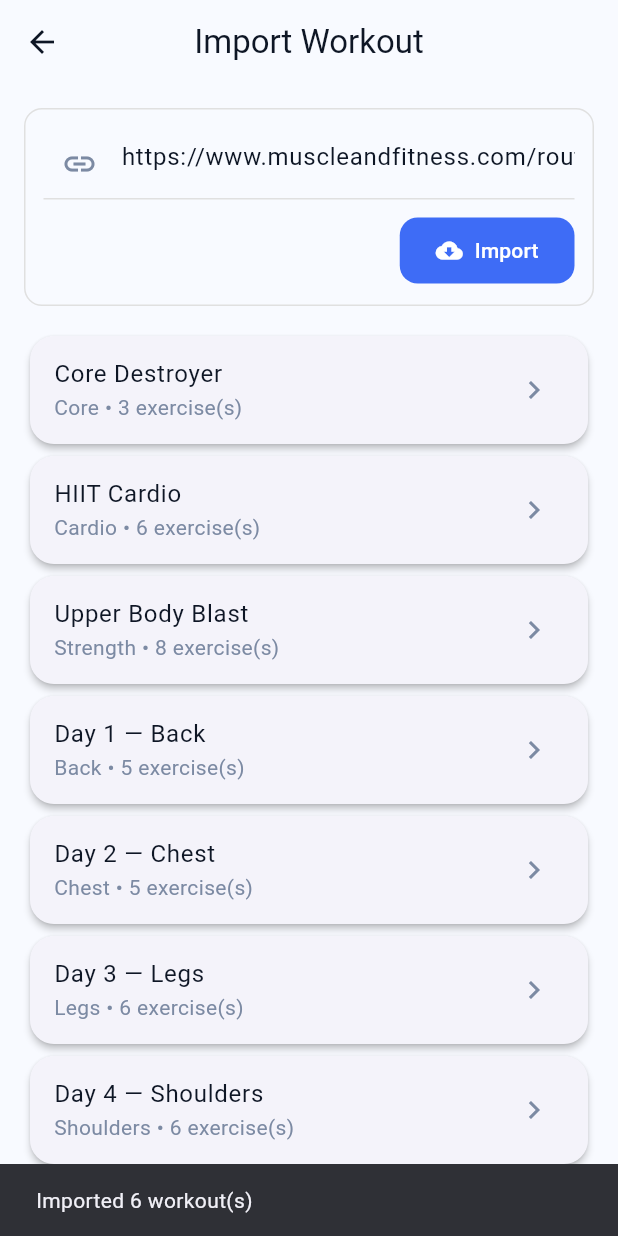
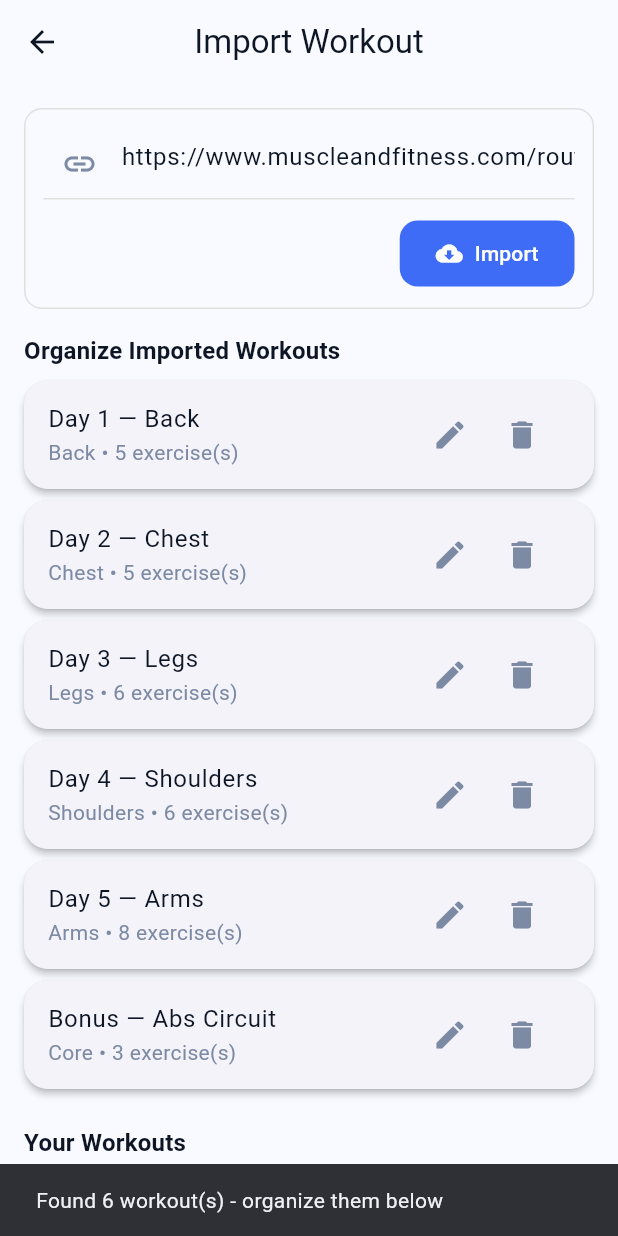
Before and after one commit to Davidam197/fitflow-fitness-app, a Flutter app: the ImportWorkoutScreen screen opened by its route, after a tap on "Import", on a phone screen of 412 x 824 dp. Run offline on Flutter 3.47's test engine with Material 3 defaults, Android fonts, the phone set to English and light mode, and no system bars; our stand-ins replace hive, hive_flutter; accounts and stored records are empty; network calls fail.

Commit message:
Add workout organization functionality to import screen
- Add ability to organize imported workouts into groups with custom names
- Create organization dialog with name, group, and category selection
- Add separate sections for imported workouts and existing workouts
- Include edit and delete actions for imported workouts
- Add public scrapeWorkouts method to WebScrapingService
- Improve UI with better section headers and organization
- Allow users to customize workout names and assign to groups
- Enhanced user experience for managing imported workout content

Users can now organize their imported workouts before adding them to their library!

```diff
--- a/lib/screens/import_workout_screen.dart
+++ b/lib/screens/import_workout_screen.dart
@@ -1,7 +1,9 @@
 import 'package:flutter/material.dart';
 import 'package:provider/provider.dart';
+
 import '../providers/workout_provider.dart';
 import '../services/web_scraping_service.dart';
+import '../models/workout.dart';
 
 class ImportWorkoutScreen extends StatefulWidget {
   static const route = '/import-workout';
@@ -18,6 +20,7 @@ class _ImportWorkoutScreenState extends State<ImportWorkoutScreen> {
         'https://www.muscleandfitness.com/routine/workouts/workout-routines/chris-hemsworths-god-thor-workout/',
   );
   bool _importing = false;
+  List<Workout> _importedWorkouts = [];
 
   @override
   void dispose() {
@@ -25,8 +28,7 @@ class _ImportWorkoutScreenState extends State<ImportWorkoutScreen> {
     super.dispose();
   }
 
-  Future<void> _import() async {
-    final prov = context.read<WorkoutProvider>();
+  Future<void> _runImport() async {
     final url = _urlCtrl.text.trim();
     if (url.isEmpty) {
       ScaffoldMessenger.of(context).showSnackBar(
@@ -37,13 +39,15 @@ class _ImportWorkoutScreenState extends State<ImportWorkoutScreen> {
 
     setState(() => _importing = true);
     try {
-      final count = await WebScrapingService.importAndSave(
-        provider: prov,
-        url: url,
-      );
+      final workouts = await WebScrapingService.scrapeWorkouts(url);
       if (!mounted) return;
+
+      setState(() {
+        _importedWorkouts = workouts;
+      });
+
       ScaffoldMessenger.of(context).showSnackBar(
-        SnackBar(content: Text('Imported $count workout(s)')),
+        SnackBar(content: Text('Found ${workouts.length} workout(s) - organize them below')),
       );
     } catch (e) {
       if (!mounted) return;
@@ -52,6 +56,106 @@ class _ImportWorkoutScreenState extends State<ImportWorkoutScreen> {
       );
     } finally {
       if (mounted) setState(() => _importing = false);
+    }
+  }
+
+  Future<void> _organizeWorkout(Workout workout) async {
+    final nameController = TextEditingController(text: workout.name);
+    final groupController = TextEditingController();
+    String selectedCategory = workout.category;
+
+    final result = await showDialog<Map<String, String>>(
+      context: context,
+      builder: (context) => AlertDialog(
+        title: const Text('Organize Workout'),
+        content: SizedBox(
+          width: 300,
+          child: Column(
+            mainAxisSize: MainAxisSize.min,
+            children: [
+              TextField(
+                controller: nameController,
+                decoration: const InputDecoration(
+                  labelText: 'Workout Name',
+                  border: OutlineInputBorder(),
+                ),
+              ),
+              const SizedBox(height: 16),
+              TextField(
+                controller: groupController,
+                decoration: const InputDecoration(
+                  labelText: 'Group (e.g., "Upper Body", "Cardio", "Strength")',
+                  border: OutlineInputBorder(),
+                ),
+              ),
+              const SizedBox(height: 16),
+              DropdownButtonFormField<String>(
+                value: selectedCategory,
+                decoration: const InputDecoration(
+                  labelText: 'Category',
+                  border: OutlineInputBorder(),
+                ),
+                items: const [
+                  DropdownMenuItem(value: 'Strength', child: Text('Strength')),
+                  DropdownMenuItem(value: 'Cardio', child: Text('Cardio')),
+                  DropdownMenuItem(value: 'Flexibility', child: Text('Flexibility')),
+                  DropdownMenuItem(value: 'HIIT', child: Text('HIIT')),
+                  DropdownMenuItem(value: 'Core', child: Text('Core')),
+                  DropdownMenuItem(value: 'Upper Body', child: Text('Upper Body')),
+                  DropdownMenuItem(value: 'Lower Body', child: Text('Lower Body')),
+                  DropdownMenuItem(value: 'Full Body', child: Text('Full Body')),
+                ],
+                onChanged: (value) {
+                  if (value != null) {
+                    selectedCategory = value;
+                  }
+                },
+              ),
+            ],
+          ),
+        ),
+        actions: [
+          TextButton(
+            onPressed: () => Navigator.pop(context),
+            child: const Text('Cancel'),
+          ),
+          FilledButton(
+            onPressed: () {
+              Navigator.pop(context, {
+                'name': nameController.text.trim(),
+                'group': groupController.text.trim(),
+                'category': selectedCategory,
+              });
+            },
+            child: const Text('Save'),
+          ),
+        ],
+      ),
+    );
+
+    if (result != null) {
+      final prov = context.read<WorkoutProvider>();
+      final organizedWorkout = Workout(
+        id: workout.id,
+        name: result['name']!,
+        category: result['category']!,
+        description: '${workout.description}${result['group']!.isNotEmpty ? ' | Group: ${result['group']}' : ''}',
+        durationMinutes: workout.durationMinutes,
+        difficulty: workout.difficulty,
+        exercises: workout.exercises,
+      );
+
+      await prov.importWorkouts([organizedWorkout]);
+
+      setState(() {
+        _importedWorkouts.removeWhere((w) => w.id == workout.id);
+      });
+
+      if (mounted) {
+        ScaffoldMessenger.of(context).showSnackBar(
+          const SnackBar(content: Text('Workout organized and saved!')),
+        );
+      }
     }
   }
 
@@ -64,7 +168,7 @@ class _ImportWorkoutScreenState extends State<ImportWorkoutScreen> {
       body: ListView(
         padding: const EdgeInsets.all(16),
         children: [
-          // URL input + button
+          // URL input section
           Container(
             padding: const EdgeInsets.all(12),
             decoration: BoxDecoration(
@@ -82,11 +186,11 @@ class _ImportWorkoutScreenState extends State<ImportWorkoutScreen> {
                     prefixIcon: Icon(Icons.link),
                   ),
                 ),
-                const SizedBox(height: 10),
+                const SizedBox(height: 12),
                 Align(
                   alignment: Alignment.centerRight,
                   child: FilledButton.icon(
-                    onPressed: _importing ? null : _import,
+                    onPressed: _importing ? null : _runImport,
                     icon: const Icon(Icons.cloud_download),
                     label: Text(_importing ? 'Importing…' : 'Import'),
                   ),
@@ -96,27 +200,78 @@ class _ImportWorkoutScreenState extends State<ImportWorkoutScreen> {
           ),
           const SizedBox(height: 16),
 
-          // Existing workouts list (so you can see results immediately)
-          if (workouts.isEmpty)
+          // Imported workouts section (for organization)
+          if (_importedWorkouts.isNotEmpty) ...[
+            Text(
+              'Organize Imported Workouts',
+              style: Theme.of(context).textTheme.titleMedium?.copyWith(
+                fontWeight: FontWeight.bold,
+              ),
+            ),
+            const SizedBox(height: 8),
+            ..._importedWorkouts.map(
+              (workout) => Card(
+                margin: const EdgeInsets.only(bottom: 8),
+                child: ListTile(
+                  title: Text(workout.name),
+                  subtitle: Text('${workout.category} • ${workout.exercises.length} exercise(s)'),
+                  trailing: Row(
+                    mainAxisSize: MainAxisSize.min,
+                    children: [
+                      IconButton(
+                        icon: const Icon(Icons.edit),
+                        onPressed: () => _organizeWorkout(workout),
+                        tooltip: 'Organize',
+                      ),
+                      IconButton(
+                        icon: const Icon(Icons.delete),
+                        onPressed: () {
+                          setState(() {
+                            _importedWorkouts.removeWhere((w) => w.id == workout.id);
+                          });
+                        },
+                        tooltip: 'Remove',
+                      ),
+                    ],
+                  ),
+                ),
+              ),
+            ),
+            const SizedBox(height: 16),
+          ],
+
+          // Existing workouts section
+          if (workouts.isNotEmpty) ...[
+            Text(
+              'Your Workouts',
+              style: Theme.of(context).textTheme.titleMedium?.copyWith(
+                fontWeight: FontWeight.bold,
+              ),
+            ),
+            const SizedBox(height: 8),
+            ...workouts.map(
+              (w) => Card(
+                margin: const EdgeInsets.only(bottom: 8),
+                child: ListTile(
+                  title: Text(w.name),
+                  subtitle: Text('${w.category} • ${w.exercises.length} exercise(s)'),
+                  trailing: const Icon(Icons.chevron_right),
+                  onTap: () {
+                    // Hook up your workout detail route here if desired.
+                    // Navigator.pushNamed(context, WorkoutDetailScreen.route, arguments: w.id);
+                  },
+                ),
+              ),
+            ),
+          ],
+
+          // Empty state
+          if (workouts.isEmpty && _importedWorkouts.isEmpty)
             const Padding(
               padding: EdgeInsets.all(24),
               child: Text(
                 'No workouts yet.\nPaste a URL above to import a plan.',
                 textAlign: TextAlign.center,
-              ),
-            )
-          else
-            ...workouts.map(
-              (w) => Card(
-                child: ListTile(
-                  title: Text(w.name),
-                  subtitle: Text('${w.category} • ${w.exercises.length} exercise(s)'),
-                  trailing: const Icon(Icons.chevron_right),
-                  onTap: () {
-                    // TODO: navigate to your workout detail screen if you have one
-                    // Navigator.pushNamed(context, WorkoutDetailScreen.route, arguments: w.id);
-                  },
-                ),
               ),
             ),
           const SizedBox(height: 24),
--- a/lib/services/web_scraping_service.dart
+++ b/lib/services/web_scraping_service.dart
@@ -62,6 +62,11 @@ class WebScrapingService {
     final workouts = await _importFromUrl(url);
     await provider.importWorkouts(workouts);
     return workouts.length;
+  }
+
+  /// Scrape workouts from URL without saving them. Returns list of workouts for organization.
+  static Future<List<Workout>> scrapeWorkouts(String url) async {
+    return await _importFromUrl(url);
   }
 
   // ---------------- internal: orchestrate generic scrape + fallback ----------------
```
Also changed, not shown: 1 other file.
